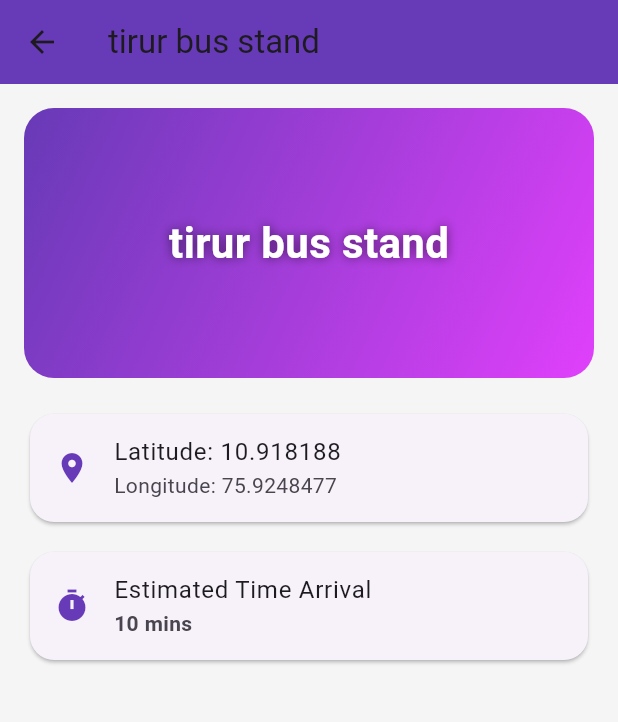
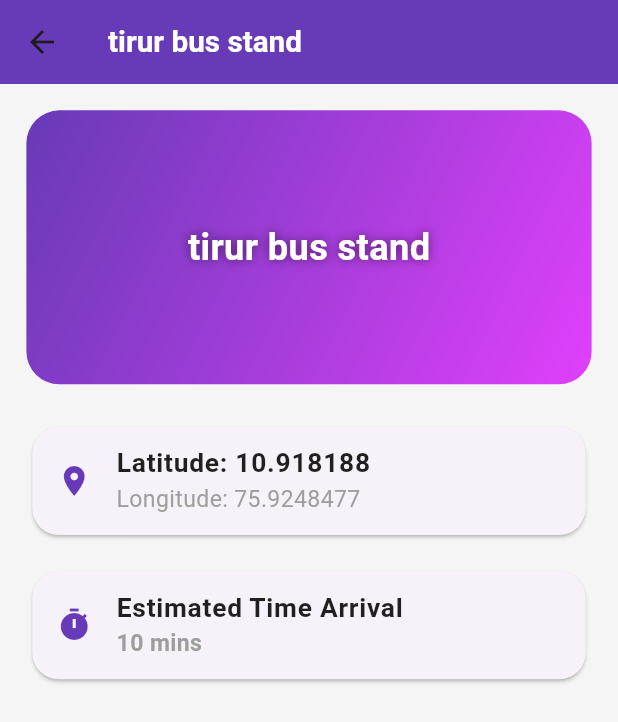
Before and after one commit to sarvesh560/Evide-task, a Flutter app: the screen it shows after launch, after a tap on "tirur bus stand", on a phone screen of 412 x 824 dp. Shown: the top 722 px of the screen. Run offline on Flutter 3.47's test engine with Material 3 defaults, Android fonts, the phone set to English and light mode, and no system bars; our stand-ins replace get, shared_preferences.

Commit message:
Integrate StorageServices, StopTile widget, and updated pubspec with dependencies

```diff
--- a/lib/constants/app_colors.dart
+++ b/lib/constants/app_colors.dart
@@ -0,0 +1,11 @@
+import 'package:flutter/material.dart';
+
+class AppColors {
+  static const primary = Colors.deepPurple;
+  static const accent = Colors.purpleAccent;
+  static const background = Color(0xFFF5F5F5);
+  static const white = Colors.white;
+  static const black = Colors.black87;
+  static const grey = Colors.grey;
+  static const star = Colors.amber;
+}
--- a/lib/constants/app_text_styles.dart
+++ b/lib/constants/app_text_styles.dart
@@ -0,0 +1,34 @@
+import 'package:flutter/material.dart';
+import 'app_colors.dart';
+
+class AppTextStyles {
+  static const title = TextStyle(
+    fontSize: 20,
+    fontWeight: FontWeight.bold,
+    color: AppColors.black,
+  );
+
+  static const subtitle = TextStyle(
+    fontSize: 16,
+    color: AppColors.grey,
+  );
+
+  static const appBarTitle = TextStyle(
+    fontSize: 22,
+    fontWeight: FontWeight.bold,
+    color: AppColors.white,
+  );
+
+  static const chipText = TextStyle(
+    fontSize: 14,
+    color: AppColors.primary,
+    fontWeight: FontWeight.w600,
+  );
+
+  static const heroTitle = TextStyle(
+    fontSize: 28,
+    fontWeight: FontWeight.bold,
+    color: AppColors.white,
+    shadows: [Shadow(blurRadius: 8, color: Colors.black54)],
+  );
+}
--- a/lib/constants/app_values.dart
+++ b/lib/constants/app_values.dart
@@ -0,0 +1,15 @@
+class AppValues {
+  // Padding
+  static const double paddingSmall = 8.0;
+  static const double paddingMedium = 16.0;
+  static const double paddingLarge = 24.0;
+
+  // Border Radius
+  static const double borderRadiusSmall = 8.0;
+  static const double borderRadiusMedium = 16.0;
+  static const double borderRadiusLarge = 20.0;
+
+  // Elevation
+  static const double elevationCard = 4.0;
+  static const double elevationAppBar = 0.0;
+}
--- a/lib/extensions/screen_util_helper.dart
+++ b/lib/extensions/screen_util_helper.dart
@@ -0,0 +1,46 @@
+import 'package:flutter/material.dart';
+import 'dart:math';
+
+class ScreenUtilHelper {
+  static late MediaQueryData _mediaQueryData;
+  static late double screenWidth;
+  static late double screenHeight;
+  static late double blockWidth;
+  static late double blockHeight;
+
+  static const double baseWidth = 375.0;
+  static const double baseHeight = 812.0;
+
+  static void init(BuildContext context) {
+    _mediaQueryData = MediaQuery.of(context);
+    screenWidth = _mediaQueryData.size.width;
+    screenHeight = _mediaQueryData.size.height;
+    blockWidth = screenWidth / 100;
+    blockHeight = screenHeight / 100;
+  }
+
+  static double scaleWidth(double width) {
+    return (width / baseWidth) * screenWidth;
+  }
+
+  static double scaleHeight(double height) {
+    return (height / baseHeight) * screenHeight;
+  }
+
+  static double scaleText(double fontSize) {
+    return scaleWidth(fontSize);
+  }
+
+  static double scaleRadius(double radius) {
+    return scaleWidth(radius);
+  }
+
+  static double width(double value) => scaleWidth(value);
+  static double height(double value) => scaleHeight(value);
+  static double fontSize(double value) => scaleText(value);
+  static double radius(double value) => scaleRadius(value);
+
+  static double scaleAll(double value) {
+    return min(scaleWidth(value), scaleHeight(value));
+  }
+}
--- a/lib/main.dart
+++ b/lib/main.dart
@@ -1,6 +1,8 @@
 import 'package:busstoptracker/view/home_view.dart';
 import 'package:flutter/material.dart';
 import 'package:get/get.dart';
+
+import 'extensions/screen_util_helper.dart';
 
 void main() {
   runApp(const MyApp());
@@ -11,6 +13,7 @@ class MyApp extends StatelessWidget {
 
   @override
   Widget build(BuildContext context) {
+    ScreenUtilHelper.init(context);
     return GetMaterialApp(
       debugShowCheckedModeBanner: false,
       title: "Evide Takehome",
--- a/lib/routes/app_routes.dart
+++ b/lib/routes/app_routes.dart
@@ -0,0 +1,23 @@
+import 'package:get/get.dart';
+import '../../model/stop_model.dart';
+import '../view/details_view.dart';
+import '../view/home_view.dart';
+
+class AppRoutes {
+  static const home = '/';
+  static const detail = '/detail';
+
+  static final routes = [
+    GetPage(
+      name: home,
+      page: () => HomeView(),
+    ),
+    GetPage(
+      name: detail,
+      page: () {
+        final stop = Get.arguments as StopModel;
+        return DetailView(stop: stop);
+      },
+    ),
+  ];
+}
--- a/lib/view/details_view.dart
+++ b/lib/view/details_view.dart
@@ -1,4 +1,8 @@
 import 'package:flutter/material.dart';
+import '../constants/app_colors.dart';
+import '../constants/app_text_styles.dart';
+import '../constants/app_values.dart';
+import '../extensions/screen_util_helper.dart';
 import '../model/stop_model.dart';
 
 class DetailView extends StatelessWidget {
@@ -9,60 +13,62 @@ class DetailView extends StatelessWidget {
 
   @override
   Widget build(BuildContext context) {
+
     return Scaffold(
-      backgroundColor: Colors.grey.shade100,
+      backgroundColor: AppColors.background,
       appBar: AppBar(
-        title: Text(stop.stopname),
-        backgroundColor: Colors.deepPurple,
-        elevation: 0,
+        title: Text(stop.stopname, style: AppTextStyles.appBarTitle.copyWith(fontSize: ScreenUtilHelper.fontSize(18))),
+        backgroundColor: AppColors.primary,
+        elevation: AppValues.elevationAppBar,
       ),
       body: SingleChildScrollView(
-        padding: const EdgeInsets.all(16),
+        padding: EdgeInsets.all(ScreenUtilHelper.width(AppValues.paddingMedium)),
         child: Column(
           children: [
             Hero(
               tag: stop.stopname,
               child: Container(
-                height: 180,
+                height: ScreenUtilHelper.height(180),
                 decoration: BoxDecoration(
-                  borderRadius: BorderRadius.circular(20),
-                  gradient: LinearGradient(
-                    colors: [Colors.deepPurple, Colors.purpleAccent],
+                  borderRadius: BorderRadius.circular(ScreenUtilHelper.radius(AppValues.borderRadiusLarge)),
+                  gradient: const LinearGradient(
+                    colors: [AppColors.primary, AppColors.accent],
                     begin: Alignment.topLeft,
                     end: Alignment.bottomRight,
                   ),
                 ),
                 alignment: Alignment.center,
-                child: Text(
-                  stop.stopname,
-                  style: const TextStyle(
-                    fontSize: 28,
-                    fontWeight: FontWeight.bold,
-                    color: Colors.white,
-                    shadows: [Shadow(blurRadius: 8, color: Colors.black54)],
-                  ),
-                ),
+                child: Text(stop.stopname, style: AppTextStyles.heroTitle.copyWith(fontSize: ScreenUtilHelper.fontSize(22))),
               ),
             ),
-            const SizedBox(height: 20),
+            SizedBox(height: ScreenUtilHelper.height(AppValues.paddingLarge)),
 
             Card(
-              shape: RoundedRectangleBorder(borderRadius: BorderRadius.circular(16)),
+              shape: RoundedRectangleBorder(
+                borderRadius: BorderRadius.circular(ScreenUtilHelper.radius(AppValues.borderRadiusMedium)),
+              ),
               child: ListTile(
-                leading: const Icon(Icons.location_on, color: Colors.deepPurple),
-                title: Text("Latitude: ${stop.latitude}"),
-                subtitle: Text("Longitude: ${stop.longitude}"),
+                leading: const Icon(Icons.location_on, color: AppColors.primary),
+                title: Text("Latitude: ${stop.latitude}", style: AppTextStyles.title.copyWith(fontSize: ScreenUtilHelper.fontSize(16))),
+                subtitle: Text("Longitude: ${stop.longitude}", style: AppTextStyles.subtitle.copyWith(fontSize: ScreenUtilHelper.fontSize(14))),
               ),
             ),
-            const SizedBox(height: 12),
+
+            SizedBox(height: ScreenUtilHelper.height(AppValues.paddingMedium)),
+
             Card(
-              shape: RoundedRectangleBorder(borderRadius: BorderRadius.circular(16)),
+              shape: RoundedRectangleBorder(
+                borderRadius: BorderRadius.circular(ScreenUtilHelper.radius(AppValues.borderRadiusMedium)),
+              ),
               child: ListTile(
-                leading: const Icon(Icons.timer, color: Colors.deepPurple),
-                title: const Text("Estimated Time Arrival"),
+                leading: const Icon(Icons.timer, color: AppColors.primary),
+                title: Text("Estimated Time Arrival", style: AppTextStyles.title.copyWith(fontSize: ScreenUtilHelper.fontSize(16))),
                 subtitle: Text(
                   eta,
-                  style: const TextStyle(fontWeight: FontWeight.bold),
+                  style: AppTextStyles.subtitle.copyWith(
+                    fontSize: ScreenUtilHelper.fontSize(14),
+                    fontWeight: FontWeight.bold,
+                  ),
                 ),
               ),
             ),
--- a/lib/view/home_view.dart
+++ b/lib/view/home_view.dart
@@ -1,6 +1,10 @@
 import 'package:flutter/material.dart';
 import 'package:get/get.dart';
+import '../constants/app_colors.dart';
+import '../constants/app_text_styles.dart';
+import '../constants/app_values.dart';
 import '../controller/stop_controller.dart';
+import '../extensions/screen_util_helper.dart';
 import '../widgets/stop_tile.dart';
 import 'details_view.dart';
 
@@ -9,30 +13,35 @@ class HomeView extends StatelessWidget {
 
   @override
   Widget build(BuildContext context) {
+
     return Scaffold(
-      backgroundColor: Colors.grey.shade100,
+      backgroundColor: AppColors.background,
       appBar: AppBar(
-        elevation: 0,
-        backgroundColor: Colors.deepPurple,
-        title: const Text("🚏 Bus Stops", style: TextStyle(fontWeight: FontWeight.bold)),
+        elevation: AppValues.elevationAppBar,
+        backgroundColor: AppColors.primary,
+        title: Text("🚏 Bus Stops", style: AppTextStyles.appBarTitle.copyWith(fontSize: ScreenUtilHelper.fontSize(18))),
         centerTitle: true,
-        shape: const RoundedRectangleBorder(
-          borderRadius: BorderRadius.vertical(bottom: Radius.circular(20)),
+        shape: RoundedRectangleBorder(
+          borderRadius: BorderRadius.vertical(bottom: Radius.circular(ScreenUtilHelper.radius(AppValues.borderRadiusLarge))),
         ),
       ),
       body: Column(
         children: [
+          // Search Bar
           Padding(
-            padding: const EdgeInsets.all(12),
+            padding: EdgeInsets.all(ScreenUtilHelper.width(AppValues.paddingMedium)),
             child: TextField(
               decoration: InputDecoration(
                 hintText: "Search stops...",
                 prefixIcon: const Icon(Icons.search),
                 filled: true,
-                fillColor: Colors.white,
-                contentPadding: const EdgeInsets.symmetric(vertical: 12, horizontal: 16),
+                fillColor: AppColors.white,
+                contentPadding: EdgeInsets.symmetric(
+                  vertical: ScreenUtilHelper.height(AppValues.paddingSmall),
+                  horizontal: ScreenUtilHelper.width(AppValues.paddingMedium),
+                ),
                 border: OutlineInputBorder(
-                  borderRadius: BorderRadius.circular(30),
+                  borderRadius: BorderRadius.circular(ScreenUtilHelper.radius(30)),
                   borderSide: BorderSide.none,
                 ),
               ),
@@ -40,17 +49,18 @@ class HomeView extends StatelessWidget {
             ),
           ),
 
-          // List of stops
           Expanded(
             child: Obx(() {
               if (controller.stops.isEmpty) {
                 return const Center(child: CircularProgressIndicator());
               }
               if (controller.filteredStops.isEmpty) {
-                return const Center(child: Text("No stops found 😔"));
+                return Center(
+                  child: Text("No stops found 😔", style: AppTextStyles.subtitle.copyWith(fontSize: ScreenUtilHelper.fontSize(14))),
+                );
               }
               return ListView.builder(
-                padding: const EdgeInsets.all(12),
+                padding: EdgeInsets.all(ScreenUtilHelper.width(AppValues.paddingMedium)),
                 itemCount: controller.filteredStops.length,
                 itemBuilder: (context, index) {
                   final stop = controller.filteredStops[index];
@@ -60,8 +70,7 @@ class HomeView extends StatelessWidget {
                       stop: stop,
                       isFavorite: controller.favorites.contains(stop.stopname),
                       onTap: () {
-                        Get.to(() => DetailView(stop: stop),
-                            transition: Transition.cupertino);
+                        Get.to(() => DetailView(stop: stop), transition: Transition.cupertino);
                       },
                       onFavTap: () => controller.toggleFavorite(stop.stopname),
                     ),
--- a/lib/widgets/stop_tile.dart
+++ b/lib/widgets/stop_tile.dart
@@ -1,4 +1,8 @@
 import 'package:flutter/material.dart';
+import '../constants/app_colors.dart';
+import '../constants/app_text_styles.dart';
+import '../constants/app_values.dart';
+import '../extensions/screen_util_helper.dart';
 import '../model/stop_model.dart';
 
 class StopTile extends StatelessWidget {
@@ -17,32 +21,29 @@ class StopTile extends StatelessWidget {
 
   @override
   Widget build(BuildContext context) {
+
     return Card(
-      shape: RoundedRectangleBorder(borderRadius: BorderRadius.circular(16)),
-      elevation: 4,
-      margin: const EdgeInsets.symmetric(vertical: 8),
+      shape: RoundedRectangleBorder(borderRadius: BorderRadius.circular(ScreenUtilHelper.radius(AppValues.borderRadiusMedium))),
+      elevation: AppValues.elevationCard,
+      margin: EdgeInsets.symmetric(vertical: ScreenUtilHelper.height(AppValues.paddingSmall)),
       child: ListTile(
-        contentPadding: const EdgeInsets.all(16),
-        title: Text(
-          stop.stopname,
-          style: const TextStyle(fontWeight: FontWeight.bold, fontSize: 16),
-        ),
+        contentPadding: EdgeInsets.all(ScreenUtilHelper.width(AppValues.paddingMedium)),
+        title: Text(stop.stopname, style: AppTextStyles.title.copyWith(fontSize: ScreenUtilHelper.fontSize(16))),
         subtitle: Row(
           children: [
-            const Icon(Icons.timer, size: 16, color: Colors.grey),
-            const SizedBox(width: 4),
+            const Icon(Icons.timer, size: 16, color: AppColors.grey),
+            SizedBox(width: ScreenUtilHelper.width(AppValues.paddingSmall)),
             Chip(
-              label: Text("ETA ~ ${stop.timedifference * 2} mins"),
-              backgroundColor: Colors.deepPurple.shade50,
-              labelStyle: const TextStyle(color: Colors.deepPurple),
+              label: Text("ETA ~ ${stop.timedifference * 2} mins", style: AppTextStyles.chipText.copyWith(fontSize: ScreenUtilHelper.fontSize(12))),
+              backgroundColor: AppColors.primary.withOpacity(0.1),
             ),
           ],
         ),
         trailing: IconButton(
           icon: Icon(
             isFavorite ? Icons.star : Icons.star_border,
-            color: Colors.amber,
-            size: 28,
+            color: AppColors.star,
+            size: ScreenUtilHelper.scaleAll(28),
           ),
           onPressed: onFavTap,
         ),
```
